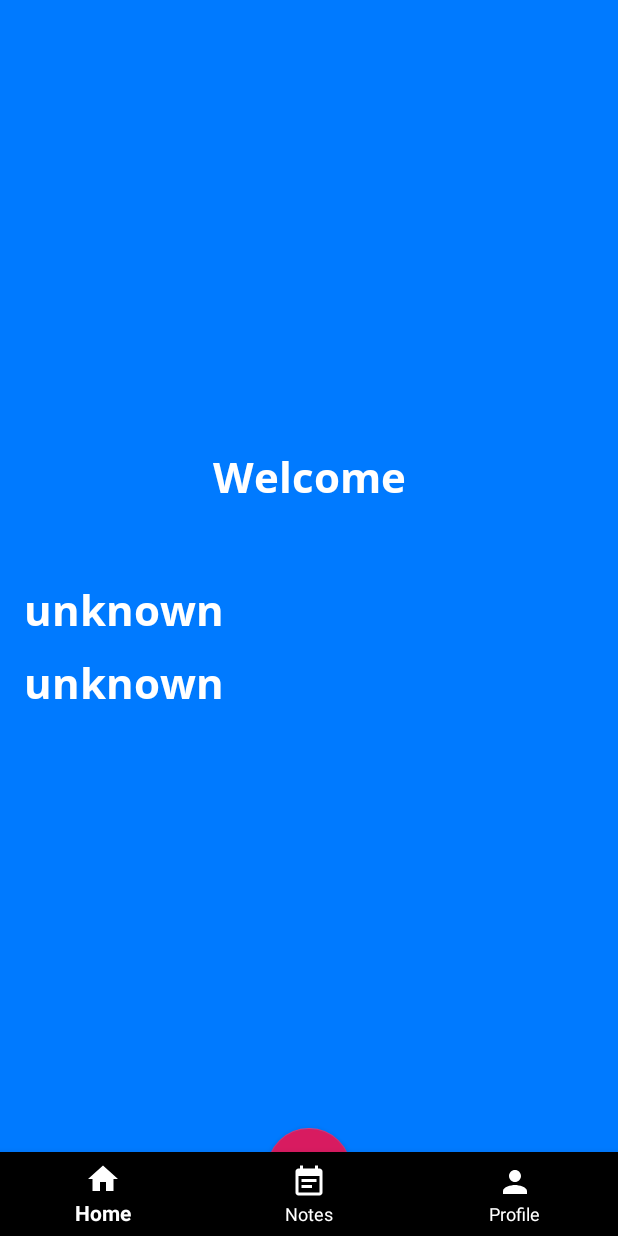
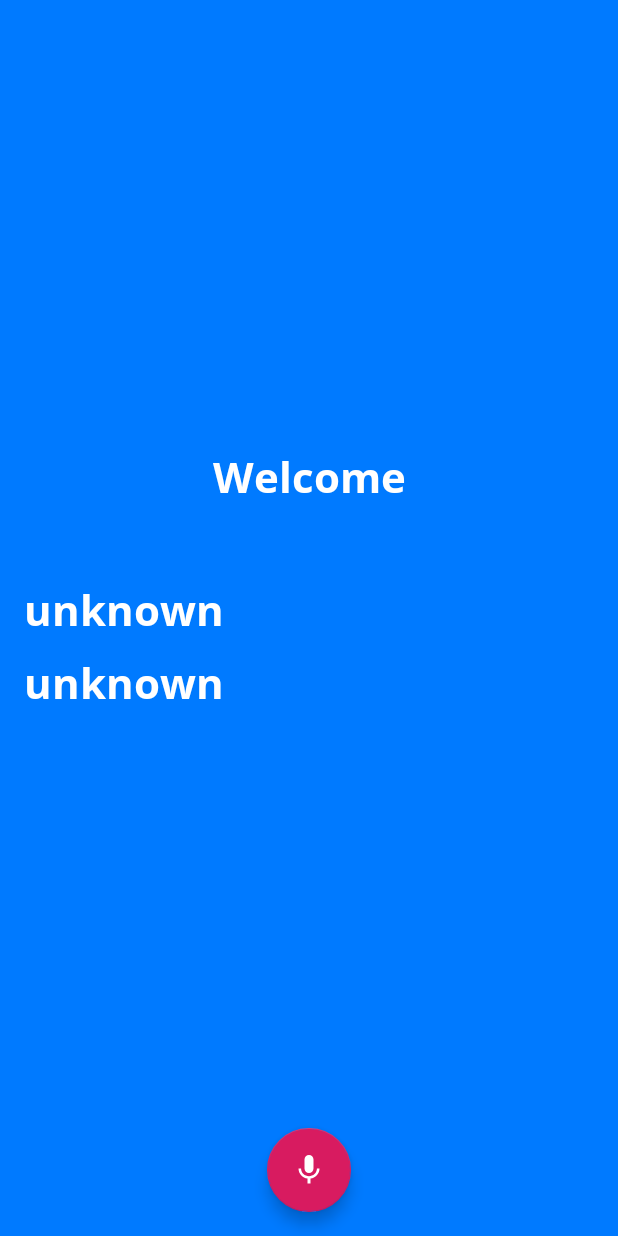
Before and after one commit to karldusenbery/AmpliVoiceTest2, an Android app: the DashboardActivity screen opened directly, with no data from a screen before it, on a phone screen of 412 x 824 dp. Run offline under Robolectric (Android 15) with nearby library versions, the phone set to English and light mode, and no system bars; our stand-ins replace Firebase (no records; nobody signed in at launch, a user with empty details on screens opened directly); 1 statement that could not run was skipped.

Commit message:
Upgraded app to use Jetpack (aka AndroidX) libs. Did the workaround by adding:    android.jetifier.blacklist=butterknife-compiler to the gradle.properties file.

```diff
--- a/app/src/main/java/com/dusenbery/amplivoicetest1/LoginActivity.java
+++ b/app/src/main/java/com/dusenbery/amplivoicetest1/LoginActivity.java
@@ -1,8 +1,8 @@
 package com.dusenbery.amplivoicetest1;
 
 import android.content.Intent;
-import android.support.annotation.NonNull;
-import android.support.v7.app.AppCompatActivity;
+import androidx.annotation.NonNull;
+import androidx.appcompat.app.AppCompatActivity;
 import android.os.Bundle;
 import android.text.TextUtils;
 import android.view.Menu;
--- a/app/src/main/java/com/dusenbery/amplivoicetest1/MainActivity.java
+++ b/app/src/main/java/com/dusenbery/amplivoicetest1/MainActivity.java
@@ -1,7 +1,7 @@
 package com.dusenbery.amplivoicetest1;
 
 import android.content.Intent;
-import android.support.v7.app.AppCompatActivity;
+import androidx.appcompat.app.AppCompatActivity;
 import android.os.Bundle;
 import android.view.View;
 import android.widget.Button;
--- a/app/src/main/java/com/dusenbery/amplivoicetest1/RegistrationActivity.java
+++ b/app/src/main/java/com/dusenbery/amplivoicetest1/RegistrationActivity.java
@@ -3,8 +3,8 @@ package com.dusenbery.amplivoicetest1;
 import android.content.Intent;
 import android.content.SharedPreferences;
 import android.preference.PreferenceManager;
-import android.support.annotation.NonNull;
-import android.support.v7.app.AppCompatActivity;
+import androidx.annotation.NonNull;
+import androidx.appcompat.app.AppCompatActivity;
 import android.os.Bundle;
 import android.text.TextUtils;
 import android.view.Menu;
@@ -15,7 +15,6 @@ import android.widget.EditText;
 import android.widget.ProgressBar;
 import android.widget.Toast;
 
-import com.dusenbery.amplivoicetest1.model.User;
 import com.google.android.gms.tasks.OnCompleteListener;
 import com.google.android.gms.tasks.Task;
 import com.google.firebase.auth.AuthResult;
--- a/app/src/main/res/layout/activity_dashboard.xml
+++ b/app/src/main/res/layout/activity_dashboard.xml
@@ -1,5 +1,5 @@
 <?xml version="1.0" encoding="utf-8"?>
-<android.support.design.widget.CoordinatorLayout
+<androidx.coordinatorlayout.widget.CoordinatorLayout
     xmlns:android="http://schemas.android.com/apk/res/android"
     xmlns:app="http://schemas.android.com/apk/res-auto"
     android:id="@+id/coord_layout"
@@ -48,7 +48,7 @@
             android:textSize="28sp" />
     </LinearLayout>
 
-    <android.support.design.widget.FloatingActionButton
+    <com.google.android.material.floatingactionbutton.FloatingActionButton
         android:id="@+id/fabRecordButton"
         android:layout_width="wrap_content"
         android:layout_height="wrap_content"
@@ -57,14 +57,4 @@
         android:clickable="true"
         android:focusable="true"
         app:srcCompat="@drawable/ic_action_record" />
-
-    <android.support.design.widget.BottomNavigationView
-        android:id="@+id/bottom_navigation"
-        android:layout_width="match_parent"
-        android:layout_height="wrap_content"
-        android:layout_gravity="bottom"
-        app:menu="@menu/bottom_nav_menu"
-        app:itemBackground="@color/colorPrimary"
-        app:itemIconTint="@android:color/white"
-        app:itemTextColor="@android:color/white" />
-</android.support.design.widget.CoordinatorLayout>
+</androidx.coordinatorlayout.widget.CoordinatorLayout>
--- a/app/src/main/res/menu/bottom_nav_menu.xml
+++ /dev/null
@@ -1,22 +0,0 @@
-<?xml version="1.0" encoding="utf-8"?>
-<menu xmlns:android="http://schemas.android.com/apk/res/android"
-    xmlns:app="http://schemas.android.com/apk/res-auto">
-    <item
-        android:id="@+id/action_home"
-        android:enabled="true"
-        android:icon="@drawable/ic_action_home"
-        android:title="Home"
-        app:showAsAction="ifRoom" />
-    <item
-        android:id="@+id/action_notes"
-        android:enabled="true"
-        android:icon="@drawable/ic_action_notes"
-        android:title="Notes"
-        app:showAsAction="ifRoom" />
-    <item
-        android:id="@+id/action_profile"
-        android:enabled="true"
-        android:icon="@drawable/ic_action_profile"
-        android:title="Profile"
-        app:showAsAction="ifRoom" />
-</menu>
--- a/gradle.properties
+++ b/gradle.properties
@@ -6,6 +6,9 @@
 # http://www.gradle.org/docs/current/userguide/build_environment.html
 # Specifies the JVM arguments used for the daemon process.
 # The setting is particularly useful for tweaking memory settings.
+android.enableJetifier=true
+android.jetifier.blacklist=butterknife-compiler
+android.useAndroidX=true
 org.gradle.jvmargs=-Xmx1536m
 # When configured, Gradle will run in incubating parallel mode.
 # This option should only be used with decoupled projects. More details, visit
```
Also changed, not shown: app/build.gradle (+13 -13 lines), app/src/main/java/com/dusenbery/amplivoicetest1/DashboardActivity.java (+1 -25 lines).
